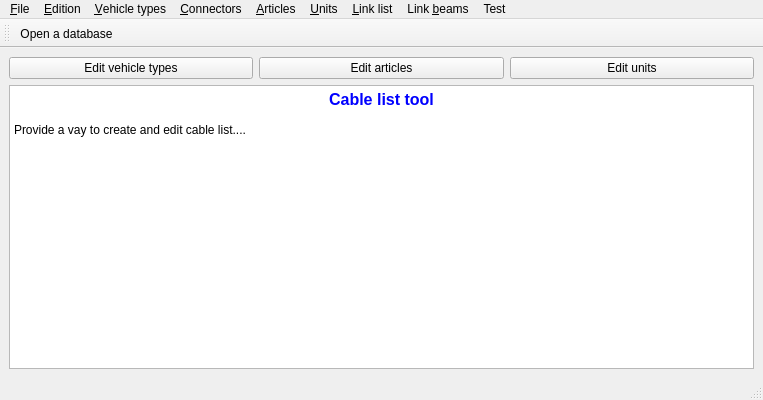
Before: the Qt Designer form tools/mdtcablelist/src/mdtClMainWindow.ui in scandyna/multidiagtools, drawn with Qt 5.
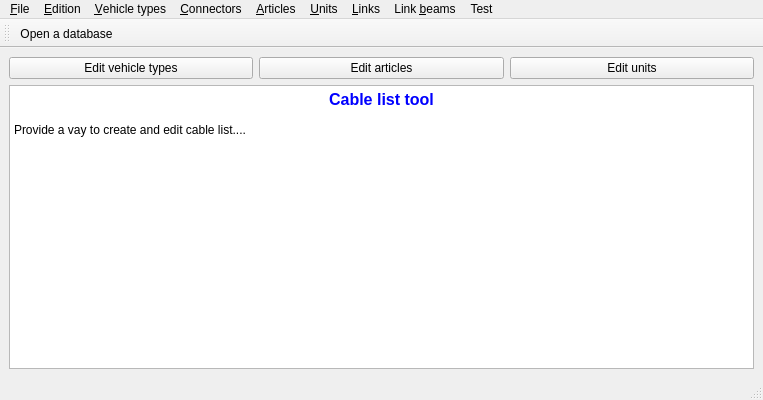
After: the same form once the commit is applied. Icons and pictures are not drawn.

Commit message: Working on UI and cable list tool

Patch:
```diff
--- a/tools/mdtcablelist/src/mdtClMainWindow.ui
+++ b/tools/mdtcablelist/src/mdtClMainWindow.ui
@@ -146,7 +146,7 @@
    </widget>
    <widget class="QMenu" name="menu_Link_list">
     <property name="title">
-     <string>&amp;Link list</string>
+     <string>&amp;Links</string>
     </property>
     <addaction name="actViewLinkList"/>
     <addaction name="actViewWires"/>
```
Left out of the diff: 8 changed lines with no effect on the pictures. The commit also changes 14 other files.
